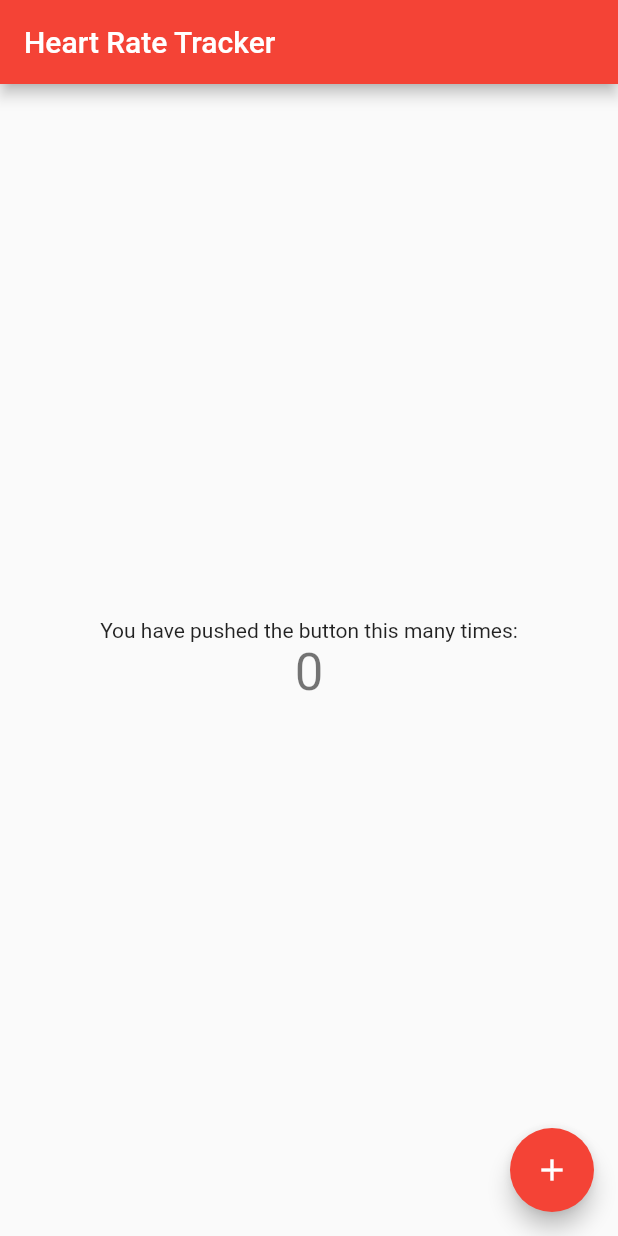
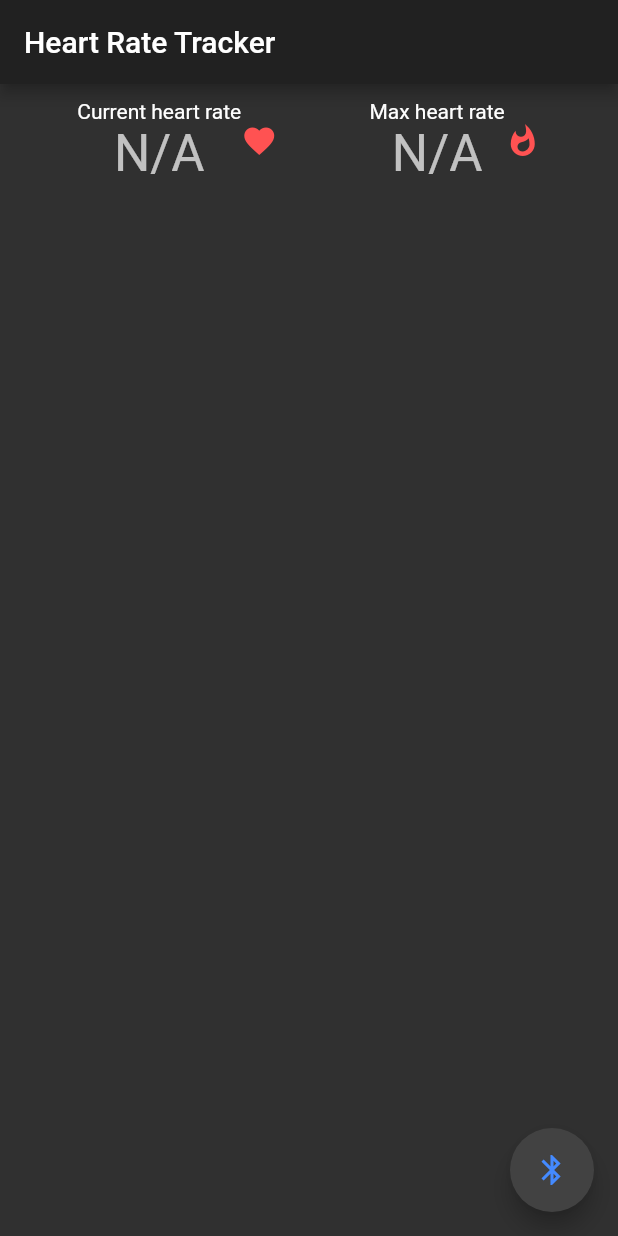
Before and after one commit to strcklr/DDish-Coding-Challenge, a Flutter app: the screen it shows after launch, on a phone screen of 412 x 824 dp. Run offline on Flutter 3.47's test engine with Material 2 defaults, Android fonts, the phone set to English and light mode, and no system bars.

Commit message:
Initialize UI layout, add Bluetooth scan widget

```diff
--- a/heartrateapp/lib/main.dart
+++ b/heartrateapp/lib/main.dart
@@ -1,16 +1,17 @@
 import 'package:flutter/material.dart';
+import 'blescan.dart';
 
 void main() {
-  runApp(MyApp());
+  runApp(HomeRoute());
 }
 
-class MyApp extends StatelessWidget {
+class HomeRoute extends StatelessWidget {
   // This widget is the root of your application.
   @override
   Widget build(BuildContext context) {
     return MaterialApp(
       title: 'Heart Rate Tracker',
-      theme: ThemeData(
+      theme: ThemeData.dark(
         // This is the theme of your application.
         //
         // Try running your application with "flutter run". You'll see the
@@ -19,16 +20,15 @@ class MyApp extends StatelessWidget {
         // "hot reload" (press "r" in the console where you ran "flutter run",
         // or simply save your changes to "hot reload" in a Flutter IDE).
         // Notice that the counter didn't reset back to zero; the application
-        // is not restarted.
-        primarySwatch: Colors.red,
+        // is not restarted
       ),
-      home: MyHomePage(title: 'Heart Rate Tracker'),
+      home: HomePage(title: 'Heart Rate Tracker'),
     );
   }
 }
 
-class MyHomePage extends StatefulWidget {
-  MyHomePage({Key key, this.title}) : super(key: key);
+class HomePage extends StatefulWidget {
+  HomePage({Key key, this.title}) : super(key: key);
 
   // This widget is the home page of your application. It is stateful, meaning
   // that it has a State object (defined below) that contains fields that affect
@@ -42,72 +42,73 @@ class MyHomePage extends StatefulWidget {
   final String title;
 
   @override
-  _MyHomePageState createState() => _MyHomePageState();
+  _HomePageState createState() => _HomePageState();
 }
 
-class _MyHomePageState extends State<MyHomePage> {
-  int _counter = 0;
-
-  void _incrementCounter() {
-    setState(() {
-      // This call to setState tells the Flutter framework that something has
-      // changed in this State, which causes it to rerun the build method below
-      // so that the display can reflect the updated values. If we changed
-      // _counter without calling setState(), then the build method would not be
-      // called again, and so nothing would appear to happen.
-      _counter++;
-    });
-  }
+class _HomePageState extends State<HomePage> {
+  int _currentHeartRate = 0;
+  int _maxHeartRate = 0;
 
   @override
   Widget build(BuildContext context) {
     // This method is rerun every time setState is called, for instance as done
-    // by the _incrementCounter method above.
     //
     // The Flutter framework has been optimized to make rerunning build methods
     // fast, so that you can just rebuild anything that needs updating rather
     // than having to individually change instances of widgets.
     return Scaffold(
       appBar: AppBar(
-        // Here we take the value from the MyHomePage object that was created by
-        // the App.build method, and use it to set our appbar title.
         title: Text(widget.title),
       ),
-      body: Center(
-        // Center is a layout widget. It takes a single child and positions it
-        // in the middle of the parent.
-        child: Column(
-          // Column is also a layout widget. It takes a list of children and
-          // arranges them vertically. By default, it sizes itself to fit its
-          // children horizontally, and tries to be as tall as its parent.
-          //
-          // Invoke "debug painting" (press "p" in the console, choose the
-          // "Toggle Debug Paint" action from the Flutter Inspector in Android
-          // Studio, or the "Toggle Debug Paint" command in Visual Studio Code)
-          // to see the wireframe for each widget.
-          //
-          // Column has various properties to control how it sizes itself and
-          // how it positions its children. Here we use mainAxisAlignment to
-          // center the children vertically; the main axis here is the vertical
-          // axis because Columns are vertical (the cross axis would be
-          // horizontal).
-          mainAxisAlignment: MainAxisAlignment.center,
+      body: Container(
+        child: Row(
+          mainAxisAlignment: MainAxisAlignment.spaceEvenly,
+          children: <Widget>[
+            _buildInfoColumn("Current heart rate", _currentHeartRate, Icons.favorite),
+            _buildInfoColumn("Max heart rate", _maxHeartRate, Icons.whatshot),
+          ],
+        ),
+      ),
+      floatingActionButton: new FloatingActionButton(
+        onPressed: () {
+          Navigator.push(
+              context,
+              MaterialPageRoute(builder: (context) => ScanRoute())
+          );
+        },
+        tooltip: 'Increment',
+        child: new Icon(
+            Icons.bluetooth,
+            color: Colors.blueAccent
+        ),
+        backgroundColor: ThemeData.dark().bottomAppBarColor,
+      ), // This trailing comma makes auto-formatting nicer for build methods.
+    );
+  }
+
+  Widget _buildInfoColumn(String label, int value, IconData icon) => Container(
+    margin: const EdgeInsets.all(5),
+    padding: const EdgeInsets.all(5) ,
+    child: Row(
+      mainAxisAlignment: MainAxisAlignment.spaceEvenly,
+      children: <Widget>[
+        Column(
+          mainAxisSize: MainAxisSize.min,
           children: <Widget>[
             Text(
-              'You have pushed the button this many times:',
+              label,
             ),
             Text(
-              '$_counter',
+              value == 0 ? "N/A" : value.toString(),
               style: Theme.of(context).textTheme.headline4,
             ),
           ],
         ),
-      ),
-      floatingActionButton: FloatingActionButton(
-        onPressed: _incrementCounter,
-        tooltip: 'Increment',
-        child: Icon(Icons.add),
-      ), // This trailing comma makes auto-formatting nicer for build methods.
-    );
-  }
+        Icon(
+            icon,
+            color: Colors.redAccent
+        ),
+      ],
+    )
+  );
 }
```
Also changed, not shown: heartrateapp/lib/blescan.dart (added, +35 -0 lines), 4 other files.
